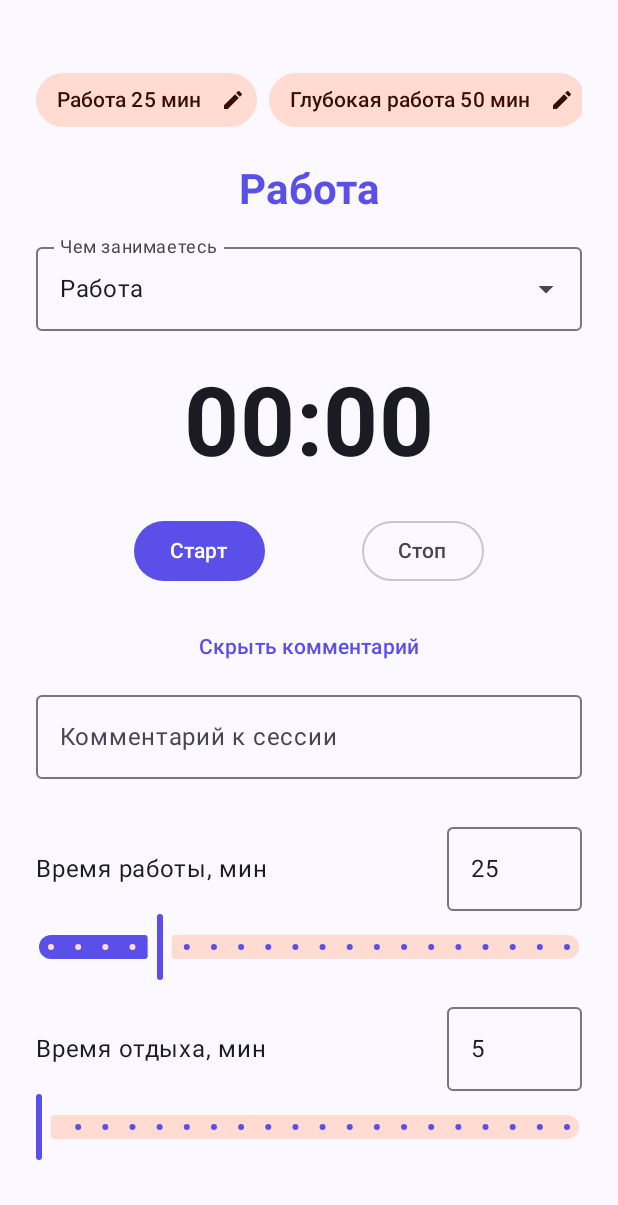
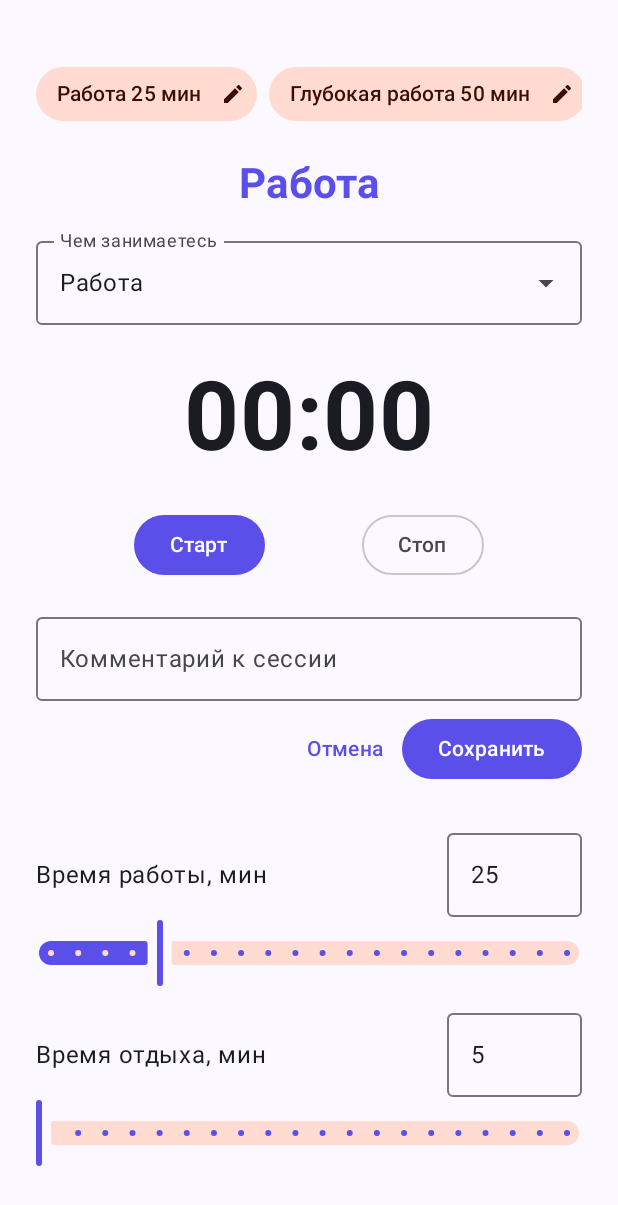
Before and after one commit to knayzev/temtime-public, an Android app built with Jetpack Compose: the composable TimerScreen shown on its own in the app's theme, after a tap on "Добавить комментарий", on a phone screen of 412 x 824 dp. Shown: the top 1205 px of the screen. Run offline under Robolectric (Android 15) with nearby library versions, the phone set to English and light mode, and no system bars; pictures from the network do not load; 3 statements that could not run were skipped.

Commit message:
Explicit save/edit for session comment, network-aware voice, new phrases
- Timer screen's session comment is now a save/edit flow: type in the
  field, tap "Сохранить" to commit it, then it shows as a read-only
  line below with an edit (pencil) icon to reopen it - instead of
  auto-saving every keystroke.
- Voice picking now checks actual network connectivity before
  considering network-required voices, so it doesn't pick one that
  would silently fail to speak when offline (falls back to the best
  local voice instead). Requires ACCESS_NETWORK_STATE.
- Replaced the phase-completion phrases with a punchier, more
  personable set mixing humor and sincerity (e.g. "Хэй, привет! Ну
  что, поработал? Пора бы и отдохнуть!", "Так, так, время пришло
  работать! Вперёд и с песней!"), RU and EN.

Co-Authored-By: Claude Sonnet 5 <noreply@anthropic.com>

```diff
--- a/app/src/main/AndroidManifest.xml
+++ b/app/src/main/AndroidManifest.xml
@@ -3,6 +3,7 @@
 
     <uses-permission android:name="android.permission.VIBRATE" />
     <uses-permission android:name="android.permission.INTERNET" />
+    <uses-permission android:name="android.permission.ACCESS_NETWORK_STATE" />
     <uses-permission android:name="android.permission.CALL_PHONE" />
     <uses-permission android:name="android.permission.POST_NOTIFICATIONS" />
     <uses-permission android:name="android.permission.FOREGROUND_SERVICE" />
--- a/app/src/main/java/com/focustimer/app/ui/TimerScreen.kt
+++ b/app/src/main/java/com/focustimer/app/ui/TimerScreen.kt
@@ -172,20 +172,66 @@ fun TimerScreen(viewModel: TimerViewModel, modifier: Modifier = Modifier) {
             }
         }
 
-        var showComment by remember { mutableStateOf(false) }
-        TextButton(
-            onClick = { showComment = !showComment },
-            modifier = Modifier.padding(top = 16.dp)
-        ) {
-            Text(if (showComment) "Скрыть комментарий" else "Добавить комментарий")
-        }
-        if (showComment) {
+        var showCommentEditor by remember { mutableStateOf(false) }
+        var draftComment by remember { mutableStateOf(state.currentComment) }
+
+        if (!showCommentEditor) {
+            if (state.currentComment.isBlank()) {
+                TextButton(
+                    onClick = {
+                        draftComment = state.currentComment
+                        showCommentEditor = true
+                    },
+                    modifier = Modifier.padding(top = 16.dp)
+                ) {
+                    Text("Добавить комментарий")
+                }
+            } else {
+                Row(
+                    modifier = Modifier
+                        .fillMaxWidth()
+                        .padding(top = 16.dp),
+                    horizontalArrangement = Arrangement.SpaceBetween,
+                    verticalAlignment = Alignment.CenterVertically
+                ) {
+                    Text(
+                        state.currentComment,
+                        modifier = Modifier.weight(1f),
+                        style = MaterialTheme.typography.bodyMedium
+                    )
+                    IconButton(onClick = {
+                        draftComment = state.currentComment
+                        showCommentEditor = true
+                    }) {
+                        Icon(Icons.Default.Edit, contentDescription = "Изменить комментарий")
+                    }
+                }
+            }
+        } else {
             OutlinedTextField(
-                value = state.currentComment,
-                onValueChange = { viewModel.setComment(it) },
+                value = draftComment,
+                onValueChange = { draftComment = it },
                 label = { Text("Комментарий к сессии") },
-                modifier = Modifier.fillMaxWidth()
+                modifier = Modifier
+                    .fillMaxWidth()
+                    .padding(top = 16.dp)
             )
+            Row(
+                modifier = Modifier
+                    .fillMaxWidth()
+                    .padding(top = 8.dp),
+                horizontalArrangement = Arrangement.End
+            ) {
+                TextButton(onClick = { showCommentEditor = false }) {
+                    Text("Отмена")
+                }
+                Button(onClick = {
+                    viewModel.setComment(draftComment)
+                    showCommentEditor = false
+                }) {
+                    Text("Сохранить")
+                }
+            }
         }
 
         if (!state.isRunning) {
```
Also changed, not shown: app/src/main/java/com/focustimer/app/TimerService.kt (+57 -41 lines).
